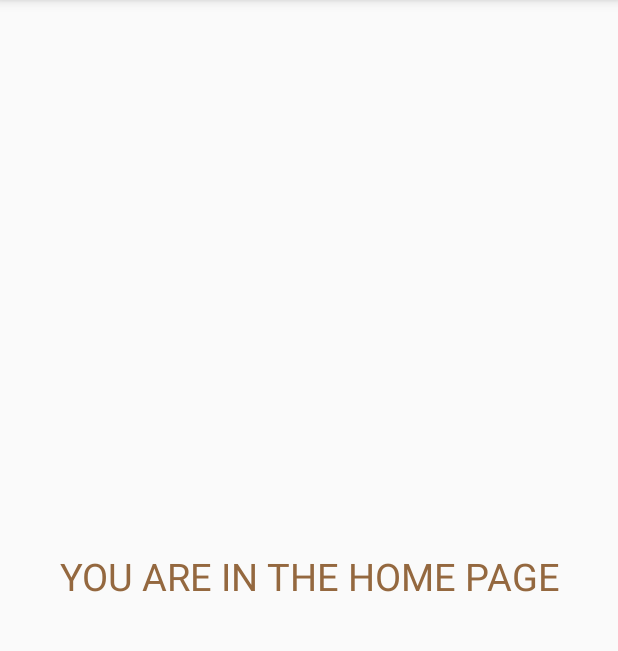
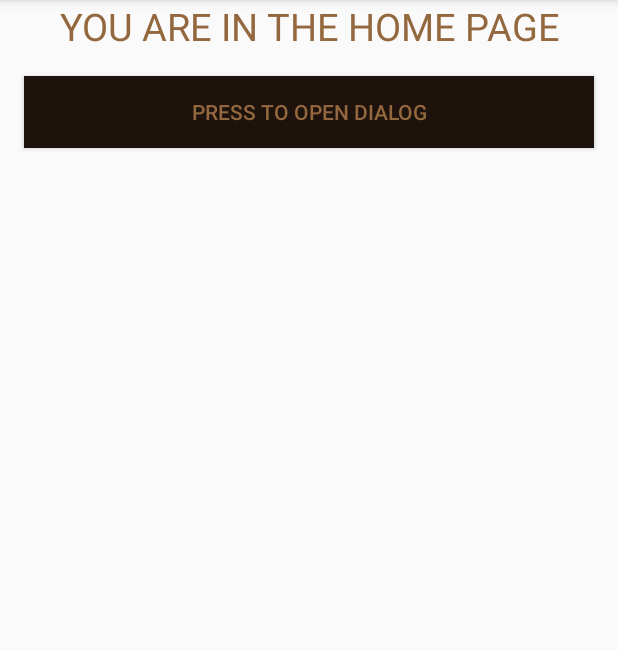
Before and after one commit to gabe351/BANHAMMER, an Android app: the screen it shows after launch (HomeActivity), on a phone screen of 412 x 824 dp, the part 84-735 px from its top. Run offline under Robolectric (Android 15) with nearby library versions, the phone set to English and light mode, and no system bars; our stand-ins replace ButterKnife.

Commit message:
new dialog to be expanded
Signed-off-by: Gaberu <gabrielrosadn@gmail.com>

```diff
--- /dev/null
+++ b/BanHammer/app/src/main/res/drawable/shape_main_menu.xml
@@ -0,0 +1,6 @@
+<?xml version="1.0" encoding="utf-8"?>
+<shape xmlns:android="http://schemas.android.com/apk/res/android">
+
+    <solid android:color="@color/white"/>
+    <corners android:radius="50dp"/>
+</shape>
--- a/BanHammer/app/src/main/res/layout/home_frag.xml
+++ b/BanHammer/app/src/main/res/layout/home_frag.xml
@@ -9,6 +9,15 @@
         android:textSize="25sp"
         android:textColor="@color/colorPrimary"
         android:layout_width="match_parent"
-        android:layout_height="match_parent" />
+        android:layout_height="wrap_content" />
+
+    <Button
+        android:id="@+id/open_dialog"
+        android:layout_margin="16dp"
+        android:textColor="@color/colorPrimary"
+        android:background="@color/colorAccent"
+        android:text="press to open dialog"
+        android:layout_width="match_parent"
+        android:layout_height="wrap_content" />
 
 </LinearLayout>
--- a/BanHammer/app/src/main/res/values/styles.xml
+++ b/BanHammer/app/src/main/res/values/styles.xml
@@ -12,4 +12,10 @@
         <item name="android:textColorSecondary">@color/colorPrimary</item>
     </style>
 
+    <style name="MainMenuDialogTheme" parent="Theme.AppCompat.Light.Dialog">
+
+        <item name="android:windowBackground">@null</item>
+        <item name="android:windowNoTitle">true</item>
+    </style>
+
 </resources>
```
Also changed, not shown: BanHammer/app/src/main/java/banhammer/servegame/com/banhammer/HomeFragment.java (+12 -0 lines), BanHammer/app/src/main/res/layout/my_dialog_tests.xml (added, +82 -0 lines).
